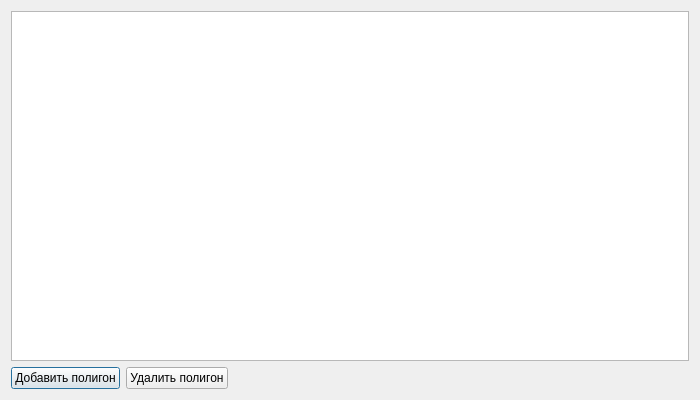
Above: app/ui/excavation_squares_list_dialog.ui from reisenbest/PPK_ARCHEOMAP before the change. Below: the same form after it.
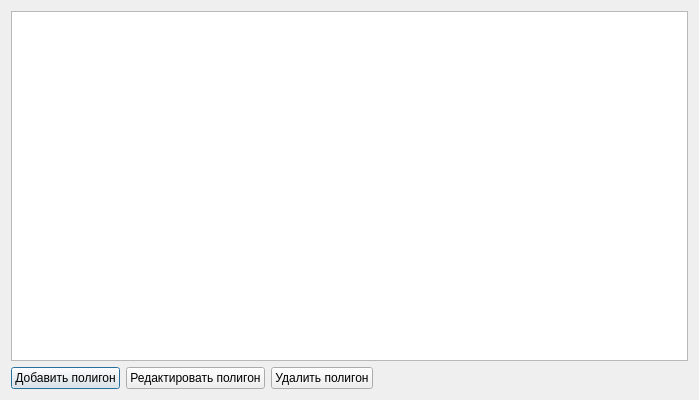
That is the form after the change.

Commit message: excavation square

What changed in the file:
```diff
--- a/app/ui/excavation_squares_list_dialog.ui
+++ b/app/ui/excavation_squares_list_dialog.ui
@@ -6,7 +6,7 @@
    <rect>
     <x>0</x>
     <y>0</y>
-    <width>700</width>
+    <width>699</width>
     <height>400</height>
    </rect>
   </property>
@@ -26,6 +26,13 @@
        </property>
       </widget>
      </item>
+     <item>
+      <widget class="QPushButton" name="updatePolygonBtn">
+       <property name="text">
+        <string>Редактировать полигон</string>
+       </property>
+      </widget>
+     </item>
      <item>
       <widget class="QPushButton" name="deletePolygonBtn">
        <property name="text">
```
The commit also changes 8 other files.
